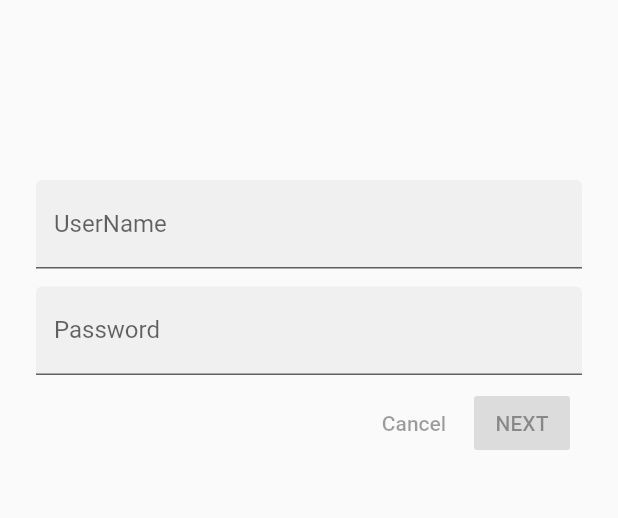
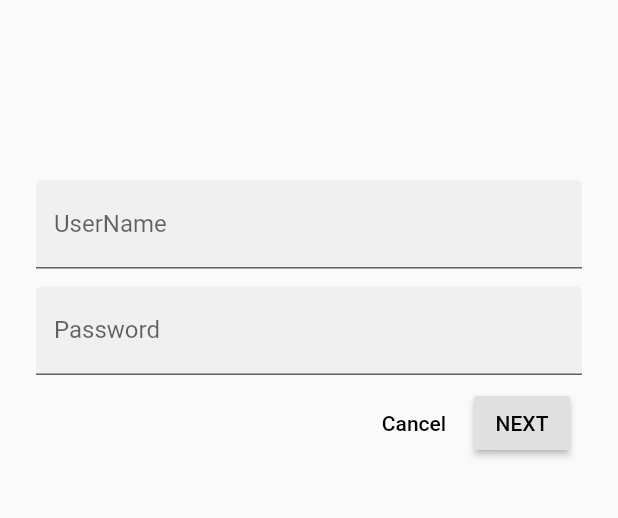
Before and after one commit to ETNINJA/SparkleShop, a Flutter app: the LoginPage screen opened directly, on a phone screen of 412 x 824 dp, the part 219-737 px from its top. Run offline on Flutter 3.47's test engine with Material 2 defaults, Android fonts, the phone set to English and light mode, and no system bars; statements that could not run were skipped.

Commit message:
controllers ans router
Home, login, controllers and router

```diff
--- a/lib/screens/login_page.dart
+++ b/lib/screens/login_page.dart
@@ -9,7 +9,8 @@ class LoginPage extends StatefulWidget {
 }
 
 class _LoginPageState extends State<LoginPage> {
-  //TODO: text additing controllers
+  final _usernameController = TextEditingController();
+  final _passwordController = TextEditingController();
 
   @override
   Widget build(BuildContext context) {
@@ -39,6 +40,7 @@ class _LoginPageState extends State<LoginPage> {
                   height: 120.0,
                 ),
                 TextField(
+                  controller: _usernameController,
                   decoration: InputDecoration(
                     filled: true,
                     labelText: 'UserName',
@@ -48,6 +50,7 @@ class _LoginPageState extends State<LoginPage> {
                   height: 12.0,
                 ),
                 TextField(
+                  controller: _passwordController,
                   decoration: InputDecoration(
                     filled: true,
                     labelText: 'Password',
@@ -56,8 +59,17 @@ class _LoginPageState extends State<LoginPage> {
                 ),
                 ButtonBar(
                   children: [
-                    FlatButton(onPressed: null, child: const Text('Cancel')),
-                    RaisedButton(onPressed: null, child: const Text('NEXT')),
+                    FlatButton(
+                        onPressed: () {
+                          _usernameController.clear();
+                          _passwordController.clear();
+                        },
+                        child: const Text('Cancel')),
+                    RaisedButton(
+                        onPressed: () {
+                          Navigator.pop(context);
+                        },
+                        child: const Text('NEXT')),
                   ],
                 ),
               ],
```
Also changed, not shown: lib/screens/home.dart (added, +12 -0 lines).
